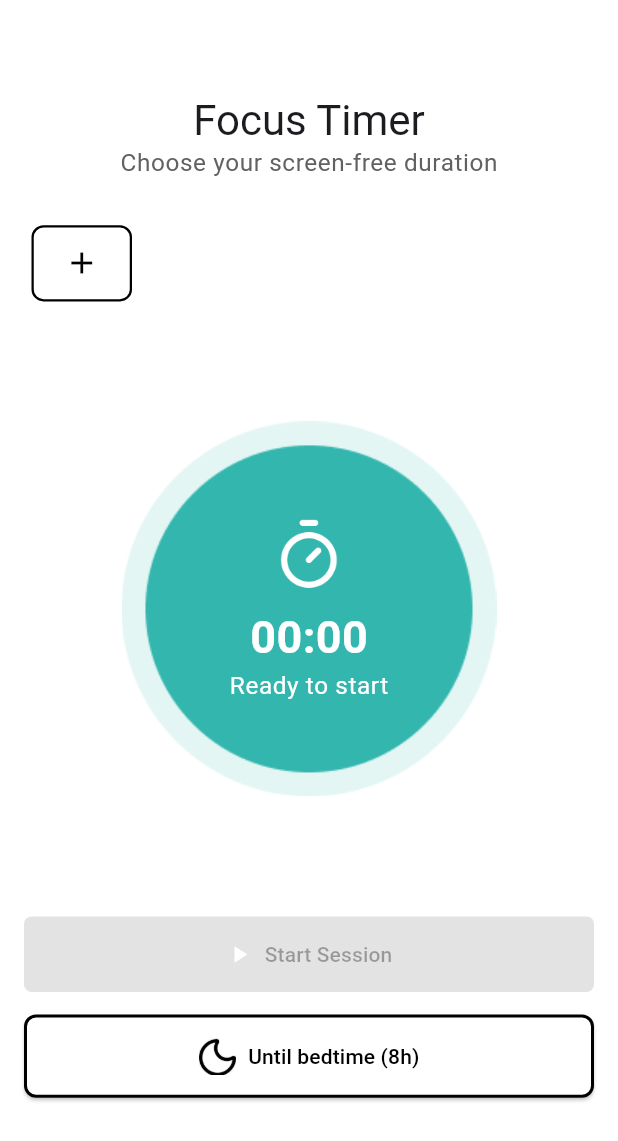
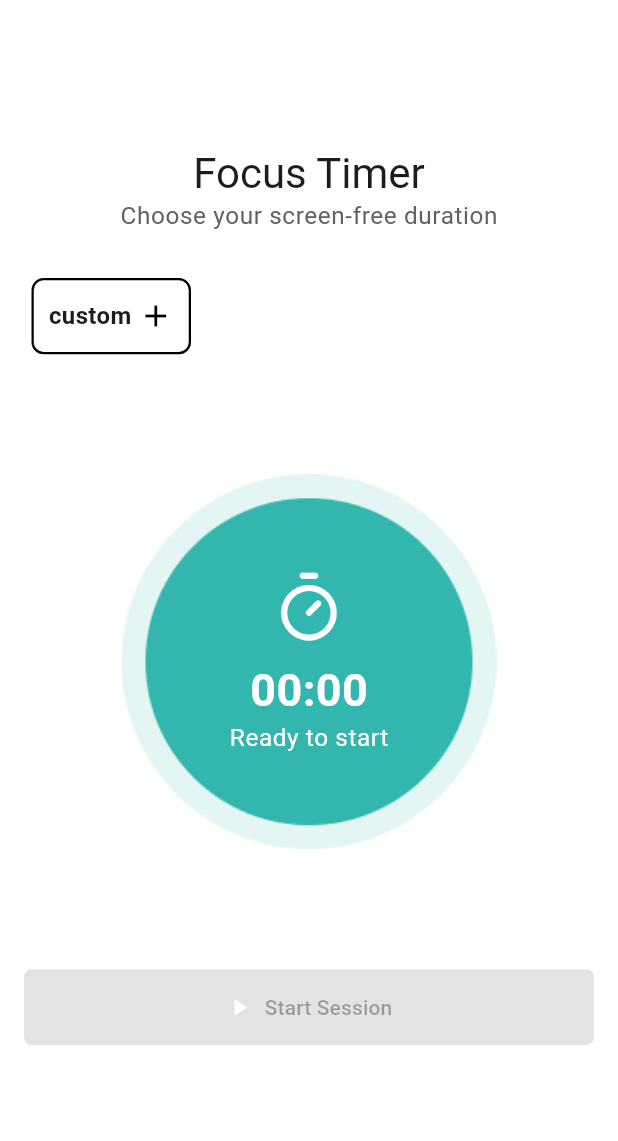
Before and after one commit to MTS-Services/joedaniels85_Timer_App, a Flutter app: the TimerFocusScreen screen opened by its route, on a phone screen of 412 x 824 dp. Shown: the top 1141 px of the screen. Run offline on Flutter 3.47's test engine with Material 3 defaults, Android fonts, the phone set to English and light mode, and no system bars; our stand-ins replace firebase_auth, firebase_core, fl_chart, flutter_otp_text_field, flutter_screenutil, get and 4 more; accounts and stored records are empty; network calls fail.

Commit message:
all page suctessfully

```diff
--- a/lib/presentation/viewmodels/controller/timer_controller.dart
+++ b/lib/presentation/viewmodels/controller/timer_controller.dart
@@ -17,7 +17,6 @@ class TimerController extends GetxController {
     elapsedSeconds.value = 0;
     isRunning.value = true;
 
-    // ✅ Save activityId to SharedPreferences
     SharedPreferences prefs = await SharedPreferences.getInstance();
     await prefs.setString('activity_id', currentActivityId);
     print("✅ Saved activityId: $currentActivityId");
--- a/lib/presentation/views/all_screen/timer_focus_screen.dart
+++ b/lib/presentation/views/all_screen/timer_focus_screen.dart
@@ -12,8 +12,7 @@ class TimerFocusScreen extends StatelessWidget {
   final ActivitiesController activitiesController = Get.find<ActivitiesController>();
   final TimerController timerController = Get.put(TimerController());
 
-  final RxList<int> durations = <int>[].obs; // Custom durations added by user
-  final RxInt selectedDuration = 0.obs; // 🔹 Currently selected duration (in minutes)
+  final RxList<int> durations = <int>[].obs;
 
   @override
   Widget build(BuildContext context) {
@@ -30,7 +29,6 @@ class TimerFocusScreen extends StatelessWidget {
               Text("Choose your screen-free duration", style: theme.textTheme.bodySmall),
               const SizedBox(height: 30),
 
-              /// 🕒 Duration Selector (Dynamic)
               SizedBox(
                 height: 50.h,
                 child: Obx(() => ListView.builder(
@@ -38,7 +36,6 @@ class TimerFocusScreen extends StatelessWidget {
                   itemCount: durations.length + 1,
                   itemBuilder: (context, index) {
                     if (index == durations.length) {
-                      // ➕ Add Custom Duration Button
                       return Padding(
                         padding: const EdgeInsets.symmetric(horizontal: 5),
                         child: GestureDetector(
@@ -63,7 +60,8 @@ class TimerFocusScreen extends StatelessWidget {
                                   ),
                                   ElevatedButton(
                                     onPressed: () {
-                                      final minutes = int.tryParse(controller.text);
+                                      final minutes =
+                                      int.tryParse(controller.text);
                                       if (minutes != null && minutes > 0) {
                                         Navigator.pop(context, minutes);
                                       }
@@ -79,23 +77,31 @@ class TimerFocusScreen extends StatelessWidget {
                             }
                           },
                           child: Container(
-                            padding: const EdgeInsets.symmetric(horizontal: 20),
+                            padding:
+                            const EdgeInsets.symmetric(horizontal: 10 , vertical: 8),
                             decoration: BoxDecoration(
                               color: Colors.white,
                               borderRadius: BorderRadius.circular(8),
-                              border: Border.all(color: Colors.black, width: 1.5),
+                              border:
+                              Border.all(color: Colors.black, width: 1.5),
                             ),
                             child: const Center(
-                              child: Icon(Icons.add, color: Colors.black),
+                              child: Row(
+                                children: [
+                                  Text("custom " , style: TextStyle(fontSize: 16),),
+                                  Icon(Icons.add, color: Colors.black),
+                                ],
+                              ),
                             ),
                           ),
                         ),
                       );
                     }
 
-                    // 🔸 Normal Duration Button
                     final minutes = durations[index];
-                    final isSelected = selectedDuration.value == minutes;
+                    final isSelected =
+                        timerController.remainingSeconds.value ==
+                            minutes * 60;
 
                     return Padding(
                       padding: const EdgeInsets.symmetric(horizontal: 5),
@@ -103,30 +109,32 @@ class TimerFocusScreen extends StatelessWidget {
                         alignment: Alignment.topRight,
                         children: [
                           GestureDetector(
-                            onTap: () {
-                              selectedDuration.value = minutes;
-                              timerController.remainingSeconds.value = minutes * 60;
-                            },
+                            onTap: () => timerController.resetTimer(minutes),
                             child: Container(
-                              padding: const EdgeInsets.symmetric(horizontal: 20, vertical: 10),
+                              padding: const EdgeInsets.symmetric(
+                                  horizontal: 20, vertical: 10),
                               decoration: BoxDecoration(
-                                color: isSelected ? Colors.black : Colors.white,
+                                color: isSelected
+                                    ? Colors.black
+                                    : Colors.white,
                                 borderRadius: BorderRadius.circular(8),
-                                border: Border.all(color: Colors.black, width: 1.5),
+                                border: Border.all(
+                                    color: Colors.black, width: 1.5),
                               ),
                               child: Center(
                                 child: Text(
                                   "$minutes min",
                                   style: theme.textTheme.bodySmall!.copyWith(
                                     fontWeight: FontWeight.bold,
-                                    color: isSelected ? Colors.white : Colors.black,
+                                    color: isSelected
+                                        ? Colors.white
+                                        : Colors.black,
                                   ),
                                 ),
                               ),
                             ),
                           ),
 
-                          // ❌ Delete Button
                           Positioned(
                             right: -5,
                             top: -5,
@@ -154,7 +162,6 @@ class TimerFocusScreen extends StatelessWidget {
               ),
 
               const SizedBox(height: 80),
-
               Stack(
                 alignment: Alignment.center,
                 children: [
@@ -175,31 +182,30 @@ class TimerFocusScreen extends StatelessWidget {
                         timerController.isRunning.value
                             ? "Focusing..."
                             : "Ready to start",
-                        style: theme.textTheme.bodySmall!.copyWith(color: Colors.white),
+                        style: theme.textTheme.bodySmall!
+                            .copyWith(color: Colors.white),
                       )),
                     ],
                   ),
                 ],
               ),
-
               const SizedBox(height: 80),
 
+              /// ▶️ Start Session Button
               Obx(() {
-                final activityId = activitiesController.activitiesList.isNotEmpty
-                    ? activitiesController.activitiesList[0].id
-                    : null;
-
-                final isButtonEnabled = activityId != null &&
-                    activityId.isNotEmpty &&
-                    timerController.remainingSeconds.value > 0;
+                final isButtonEnabled = timerController.remainingSeconds.value > 0;
 
                 return SizedBox(
                   width: double.infinity,
                   child: ElevatedButton.icon(
                     onPressed: isButtonEnabled
                         ? () {
+                      final activityId = activitiesController.activitiesList.isNotEmpty
+                          ? activitiesController.activitiesList[0].id
+                          : "default_activity";
+
                       timerController.startTimer(
-                        currentActivityId: activityId!,
+                        currentActivityId: activityId,
                         durationInSec: timerController.remainingSeconds.value,
                       );
                       Get.toNamed(AppRoutes.pauseActiveScreen);
@@ -210,28 +216,6 @@ class TimerFocusScreen extends StatelessWidget {
                   ),
                 );
               }),
-
-              const SizedBox(height: 15),
-
-              SizedBox(
-                width: double.infinity,
-                child: ElevatedButton.icon(
-                  style: ElevatedButton.styleFrom(
-                    backgroundColor: Colors.white,
-                    foregroundColor: Colors.black,
-                    side: const BorderSide(color: Colors.black, width: 2),
-                    shape: RoundedRectangleBorder(
-                      borderRadius: BorderRadius.circular(8),
-                    ),
-                  ),
-                  onPressed: () {
-                    selectedDuration.value = 480;
-                    timerController.remainingSeconds.value = 8 * 60 * 60;
-                  },
-                  icon: Image.asset(AssetPath.moonIcon, width: 25),
-                  label: const Text("Until bedtime (8h)"),
-                ),
-              ),
               const SizedBox(height: 30),
             ],
           ),
--- a/lib/routes/app_pages.dart
+++ b/lib/routes/app_pages.dart
@@ -71,7 +71,7 @@ class AppPages {
     ),
     GetPage(
       name: AppRoutes.pauseActiveScreen,
-      page: () => const PauseActiveScreen(),
+      page: () =>  PauseActiveScreen(),
     ),
     GetPage(
       name: AppRoutes.pauseFeedbackScreen,
```
Also changed, not shown: lib/presentation/viewmodels/controller/activites_controller.dart (+1 -7 lines), lib/presentation/views/all_screen/pause_active_screen.dart (+68 -26 lines), lib/presentation/views/all_screen/timer_screen.dart (+8 -0 lines), lib/presentation/widgets/custom_time_ticker.dart (added, +197 -0 lines).
